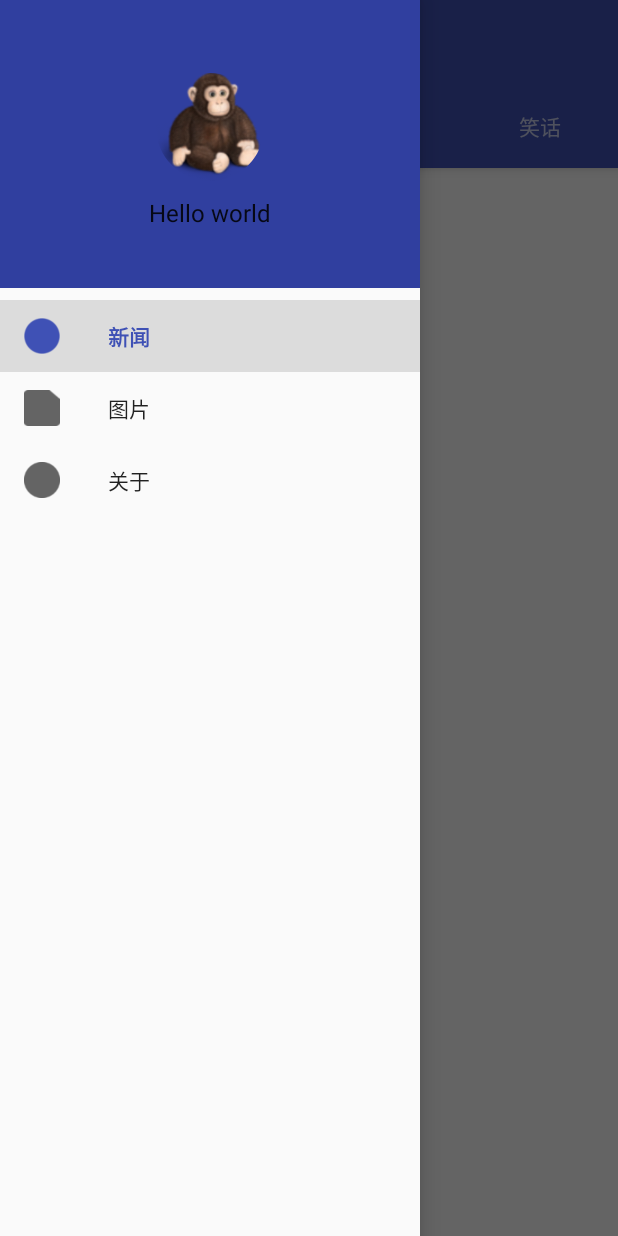
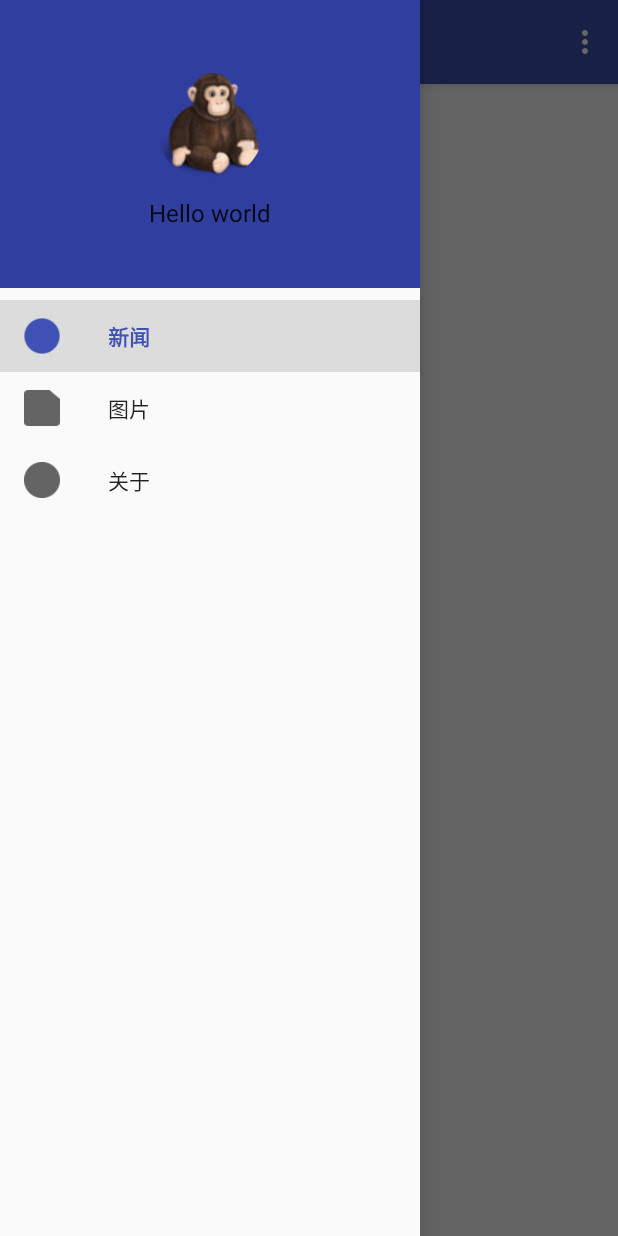
Before and after one commit to china-abo/News, an Android app: the screen it shows after launch (MainActivity), after a tap on "图片", on a phone screen of 412 x 824 dp. Run offline under Robolectric (Android 15) with nearby library versions, the phone set to English and light mode, and no system bars; our stand-ins replace CircleImageView; libraries missing offline, so code that uses them is left out: com.squareup.okhttp; pictures from the network do not load; 8 statements that could not run were skipped; 2 other taps on this screen came first.

Commit message:
toolbar封装

```diff
--- /dev/null
+++ b/app/src/main/java/com/abo/news/BaseActivity.java
@@ -0,0 +1,97 @@
+package com.abo.news;
+
+import android.os.Bundle;
+import android.support.annotation.Nullable;
+import android.support.v7.app.AppCompatActivity;
+import android.support.v7.widget.Toolbar;
+import android.view.MenuItem;
+import android.view.View;
+import android.widget.TextView;
+
+
+
+
+/**
+ * Created by abo on 16/8/12.
+ */
+public class BaseActivity extends AppCompatActivity implements Toolbar.OnMenuItemClickListener {
+    protected Toolbar mToolbar;
+    protected TextView toolbar_title;
+
+    public static final int MODE_BACK = 0;
+    public static final int MODE_DRAWER = 1;
+    public static final int MODE_NONE = 2;
+    public static final int MODE_HOME = 3;
+    @Override
+    protected void onCreate(@Nullable Bundle savedInstanceState) {
+        super.onCreate(savedInstanceState);
+        setUpData();
+    }
+
+    protected void setUpData() {
+    }
+
+    @Override
+    public void setContentView( int layoutResID) {
+        setContentView(layoutResID,-1,-1,MODE_BACK);
+    }
+
+    public void setContentView( int layoutResID,int titleResID) {
+        setContentView(layoutResID,titleResID);
+    }
+
+    public void setContentView( int layoutResID,int titleResID,int menuID) {
+        setContentView(layoutResID,titleResID,menuID);
+    }
+
+    public void setContentView(int layoutResID, int titleResID, int menuID, int mode){
+        super.setContentView(layoutResID);
+        setUpToolbar(titleResID,menuID,mode);
+    }
+
+    protected void setUpToolbar(int titleResID,int menuID,int mode) {
+        if (mode != MODE_NONE){
+            mToolbar = (Toolbar) findViewById(R.id.toolbar);
+            if (mode == MODE_BACK){
+                setSupportActionBar(mToolbar);
+                getSupportActionBar().setDisplayHomeAsUpEnabled(true);
+                mToolbar.setNavigationOnClickListener(new View.OnClickListener() {
+                    @Override
+                    public void onClick(View v) {
+                        onBackPressed();
+                    }
+                });
+            }
+            else if(mode == MODE_DRAWER){
+                mToolbar.setNavigationOnClickListener(new View.OnClickListener() {
+                     @Override
+                    public void onClick(View v) {
+                        onNavigationBtnClicked();
+                    }
+                });
+            }
+        }
+        setUpTitle(titleResID);
+        setUpMenu(menuID);
+    }
+
+    protected void setUpMenu(int menuID) {
+        mToolbar.inflateMenu(menuID);
+        mToolbar.setOnMenuItemClickListener(this);
+    }
+
+    protected void onNavigationBtnClicked() {
+        finish();
+    }
+
+    protected void setUpTitle(int titleResId) {
+        if (titleResId > 0 && toolbar_title != null) {
+            toolbar_title.setText(titleResId);
+        }
+    }
+
+    @Override
+    public boolean onMenuItemClick(MenuItem item) {
+        return false;
+    }
+}
--- a/app/src/main/java/com/abo/news/MainActivity.java
+++ b/app/src/main/java/com/abo/news/MainActivity.java
@@ -4,34 +4,38 @@ import android.os.Bundle;
 import android.support.design.widget.NavigationView;
 import android.support.v4.widget.DrawerLayout;
 import android.support.v7.app.ActionBarDrawerToggle;
-import android.support.v7.app.AppCompatActivity;
-import android.support.v7.widget.Toolbar;
-import android.view.Menu;
 import android.view.MenuItem;
 
+import com.abo.news.image.imageFragment;
 import com.abo.news.news.widget.NewsFragment;
 
-public class MainActivity extends AppCompatActivity {
+public class MainActivity extends BaseActivity {
     private DrawerLayout mDrawerLayout;
-    private Toolbar mToolbar;
     private NavigationView mNavigationView;
     private ActionBarDrawerToggle mActionBarDrawerToggle;
     @Override
     protected void onCreate(Bundle savedInstanceState) {
         super.onCreate(savedInstanceState);
-        setContentView(R.layout.activity_main);
-        mToolbar = (Toolbar) findViewById(R.id.toolbar);
+//        setContentView(R.layout.activity_main);
+//        mToolbar = (Toolbar) findViewById(R.id.toolbar);
 //        setSupportActionBar(mToolbar);
         //建立Drawer
+        switch2News();
+    }
+
+
+    @Override
+    protected void setUpData() {
+        setSupportActionBar(mToolbar);
+        setContentView(R.layout.activity_main,R.string.home_title, R.menu.menu_main,MODE_DRAWER);
         mDrawerLayout = (DrawerLayout) findViewById(R.id.drawer_layout);
         mActionBarDrawerToggle = new ActionBarDrawerToggle(this,mDrawerLayout,mToolbar,
                 R.string.drawer_open,R.string.drawer_close);
         mActionBarDrawerToggle.syncState();
         mDrawerLayout.setDrawerListener(mActionBarDrawerToggle);
-
         mNavigationView = (NavigationView) findViewById(R.id.navigation_view);
         setupDrawerContent(mNavigationView);
-        switch2News();
+
     }
 
     private void setupDrawerContent(NavigationView navigationView) {
@@ -56,25 +60,25 @@ public class MainActivity extends AppCompatActivity {
         });
     }
 
-    /**
-     * 设置menu键
-     * @param menu
-     * @return
-     */
-    @Override
-    public boolean onCreateOptionsMenu(Menu menu) {
-        getMenuInflater().inflate(R.menu.menu_main,menu);
-        return true;
-    }
+//    /**
+//     * 设置menu键
+//     * @param menu
+//     * @return
+//     */
+//    @Override
+//    public boolean onCreateOptionsMenu(Menu menu) {
+//        getMenuInflater().inflate(R.menu.menu_main,menu);
+//        return true;
+//    }
 
     private void switch2About() {
     }
 
     private void switch2Image() {
+        getSupportFragmentManager().beginTransaction().replace(R.id.frame_content,new imageFragment()).commit();
     }
 
     private void switch2News() {
         getSupportFragmentManager().beginTransaction().replace(R.id.frame_content,new NewsFragment()).commit();
-        mToolbar.setTitle("新闻");
     }
 }
--- a/app/src/main/res/layout/activity_news_detail.xml
+++ b/app/src/main/res/layout/activity_news_detail.xml
@@ -32,7 +32,7 @@
                 />
 
             <android.support.v7.widget.Toolbar
-                android:id="@+id/toolbar"
+                android:id="@+id/detail_toolbar"
                 android:layout_width="match_parent"
                 android:layout_height="?attr/actionBarSize"
                 app:layout_collapseMode="pin"
--- /dev/null
+++ b/app/src/main/res/values/ids.xml
@@ -0,0 +1,5 @@
+<?xml version="1.0" encoding="utf-8"?>
+<resources>
+    <item name="toolbar_title" type="id">toolbar_title</item>
+    <item name="toolbar" type="id">toolbar</item>
+</resources>
--- a/app/src/main/res/values/strings.xml
+++ b/app/src/main/res/values/strings.xml
@@ -10,4 +10,6 @@
     <string name="nba">NBA</string>
     <string name="cars">汽车</string>
     <string name="jokes">笑话</string>
+    <string name="home_title">News</string>
+    <string name="new_detail">news</string>
 </resources>
```
Also changed, not shown: app/src/main/java/com/abo/news/news/widget/NewsDetailActivity.java (+22 -2 lines), app/src/main/res/layout/toolbar.xml (+9 -1 lines).
